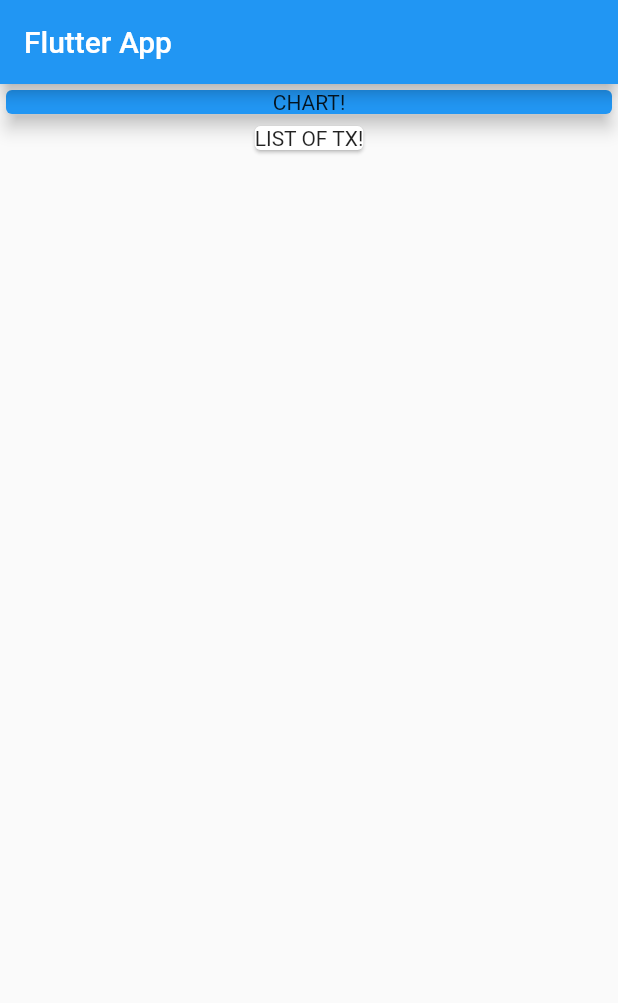
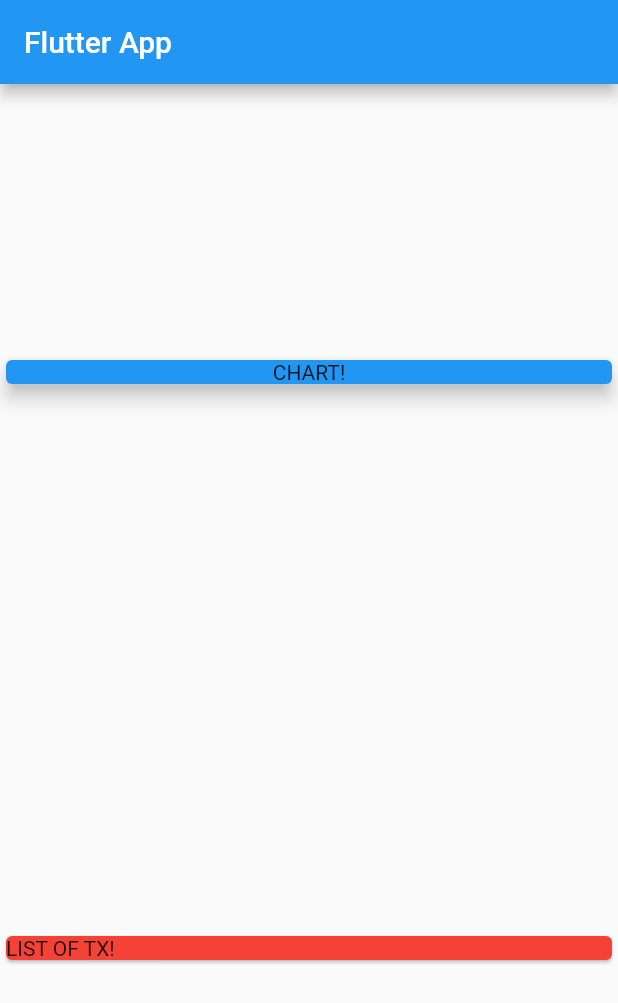
Before and after one commit to KyawThu082/Expense-App, a Flutter app: the screen it shows after launch, on a phone screen of 412 x 824 dp. Shown: the top 1003 px of the screen. Run offline on Flutter 3.47's test engine with Material 2 defaults, Android fonts, the phone set to English and light mode, and no system bars.

Commit message:
third commit

```diff
--- a/lib/main.dart
+++ b/lib/main.dart
@@ -3,7 +3,6 @@ import 'package:flutter/material.dart';
 void main() => runApp(MyApp());
 
 class MyApp extends StatelessWidget {
-
   @override
   Widget build(BuildContext context) {
     return MaterialApp(
@@ -14,7 +13,6 @@ class MyApp extends StatelessWidget {
 }
 
 class MyHomePage extends StatelessWidget {
-
   @override
   Widget build(BuildContext context) {
     return Scaffold(
@@ -22,15 +20,18 @@ class MyHomePage extends StatelessWidget {
         title: Text('Flutter App'),
       ),
       body: Center(
-        child: Column(children: <Widget>[
+        child: Column(
+          mainAxisAlignment: MainAxisAlignment.spaceAround,
+          crossAxisAlignment: CrossAxisAlignment.stretch,
+          children: <Widget>[
             Card(
               color: Colors.blue,
               child: Container(
-                width: double.infinity,
-                child: Center(child: Text('CHART!'))),
+                  width: double.infinity, child: Center(child: Text('CHART!'))),
               elevation: 5,
             ),
             Card(
+              color: Colors.red,
               child: Text('LIST OF TX!'),
             ),
           ],
```
Lines whose indentation alone changed are shown as unchanged.
